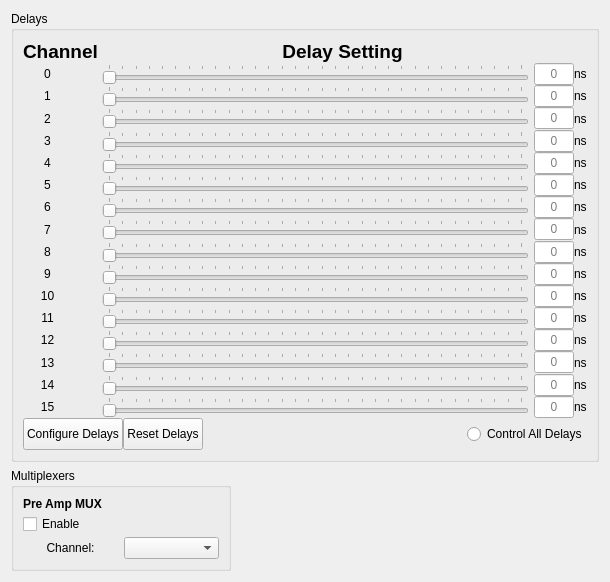
Prince-John/PSDinator-config-software, file src/chipboard_configuration_software/gui/ui_files/chipboard_ui_widget.ui: the form before one commit.
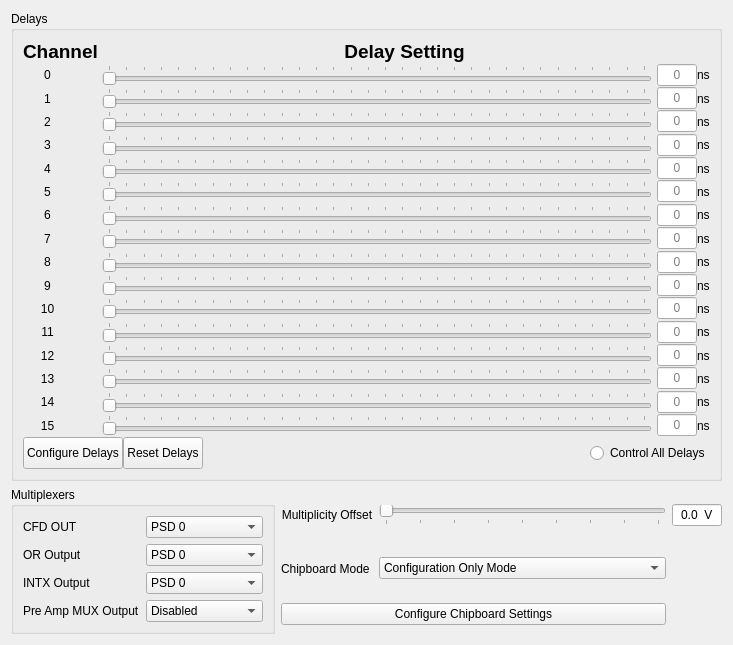
The form after the commit.

Commit message: GUI updated with chipboard multiplexers.

Diff of the .ui file:
```diff
--- a/src/chipboard_configuration_software/gui/ui_files/chipboard_ui_widget.ui
+++ b/src/chipboard_configuration_software/gui/ui_files/chipboard_ui_widget.ui
@@ -6,15 +6,15 @@
    <rect>
     <x>0</x>
     <y>0</y>
-    <width>610</width>
-    <height>582</height>
+    <width>733</width>
+    <height>645</height>
    </rect>
   </property>
   <property name="windowTitle">
    <string>Form</string>
   </property>
-  <layout class="QGridLayout" name="gridLayout_2">
-   <item row="0" column="0">
+  <layout class="QGridLayout" name="gridLayout">
+   <item row="0" column="0" colspan="4">
     <widget class="QGroupBox" name="groupBox_delays">
      <property name="minimumSize">
       <size>
@@ -2307,62 +2307,222 @@
      </layout>
     </widget>
    </item>
-   <item row="1" column="0">
-    <widget class="QGroupBox" name="groupBox_muxs">
-     <property name="maximumSize">
-      <size>
-       <width>220</width>
-       <height>200</height>
-      </size>
-     </property>
+   <item row="1" column="0" rowspan="3">
+    <widget class="QGroupBox" name="groupBox">
      <property name="title">
       <string>Multiplexers</string>
      </property>
-     <layout class="QGridLayout" name="gridLayout">
-      <property name="verticalSpacing">
-       <number>3</number>
-      </property>
-      <item row="0" column="0" colspan="2">
-       <widget class="QLabel" name="label">
-        <property name="maximumSize">
-         <size>
-          <width>16777215</width>
-          <height>21</height>
-         </size>
-        </property>
-        <property name="font">
-         <font>
-          <bold>true</bold>
-         </font>
-        </property>
+     <layout class="QGridLayout" name="gridLayout_2">
+      <item row="1" column="0">
+       <widget class="QLabel" name="label_3">
         <property name="text">
-         <string>Pre Amp MUX</string>
+         <string>OR Output</string>
         </property>
        </widget>
       </item>
-      <item row="1" column="0" colspan="2">
-       <widget class="QCheckBox" name="checkBox_pre_amp_mux">
+      <item row="0" column="0">
+       <widget class="QLabel" name="label_5">
+        <property name="toolTip">
+         <string>This is the CFD pulse generated by the PSD chips it is routed to backplane connector. </string>
+        </property>
         <property name="text">
-         <string>Enable</string>
+         <string>CFD OUT</string>
         </property>
        </widget>
       </item>
       <item row="2" column="0">
-       <widget class="QLabel" name="label_2">
+       <widget class="QLabel" name="label_4">
         <property name="text">
-         <string>Channel:</string>
+         <string>INTX Output</string>
         </property>
-        <property name="alignment">
-         <set>Qt::AlignCenter</set>
+       </widget>
+      </item>
+      <item row="4" column="0">
+       <widget class="QLabel" name="label_6">
+        <property name="text">
+         <string>Pre Amp MUX Output</string>
         </property>
        </widget>
       </item>
-      <item row="2" column="1">
-       <widget class="QComboBox" name="comboBox_pre_amp_mux"/>
+      <item row="4" column="3">
+       <widget class="QComboBox" name="comboBox_pre_amp_mux">
+        <item>
+         <property name="text">
+          <string>Disabled</string>
+         </property>
+        </item>
+       </widget>
+      </item>
+      <item row="2" column="3">
+       <widget class="QComboBox" name="comboBox_intx_mux">
+        <item>
+         <property name="text">
+          <string>PSD 0</string>
+         </property>
+        </item>
+        <item>
+         <property name="text">
+          <string>PSD 1</string>
+         </property>
+        </item>
+       </widget>
+      </item>
+      <item row="1" column="3">
+       <widget class="QComboBox" name="comboBox_or_mux">
+        <item>
+         <property name="text">
+          <string>PSD 0</string>
+         </property>
+        </item>
+        <item>
+         <property name="text">
+          <string>PSD 1</string>
+         </property>
+        </item>
+        <item>
+         <property name="text">
+          <string>CFD</string>
+         </property>
+        </item>
+        <item>
+         <property name="text">
+          <string>PSD 0 or PSD 1</string>
+         </property>
+        </item>
+       </widget>
+      </item>
+      <item row="0" column="3">
+       <widget class="QComboBox" name="comboBox_psd_cfd_mux">
+        <item>
+         <property name="text">
+          <string>PSD 0</string>
+         </property>
+        </item>
+        <item>
+         <property name="text">
+          <string>PSD 1</string>
+         </property>
+        </item>
+       </widget>
       </item>
      </layout>
     </widget>
    </item>
+   <item row="1" column="1">
+    <widget class="QLabel" name="label_psd_auto_veto_dac_2">
+     <property name="toolTip">
+      <string>&lt;html&gt;&lt;head/&gt;&lt;body&gt;&lt;p&gt;&lt;span style=&quot; font-weight:700;&quot;&gt;Auto Veto Time: &lt;/span&gt;&lt;/p&gt;&lt;p&gt;&lt;br/&gt;&lt;/p&gt;&lt;p&gt;Configures the time at which the ASIC auto resets if the &lt;span style=&quot; font-weight:700;&quot;&gt;Veto Reset(Take Event)&lt;/span&gt; signal is not asserted.  &lt;/p&gt;&lt;p&gt;Inversely related to DAC voltage, not linear; Higher Voltage -&amp;gt; Quicker reset.  &lt;/p&gt;&lt;/body&gt;&lt;/html&gt;</string>
+     </property>
+     <property name="text">
+      <string>Multiplicity Offset</string>
+     </property>
+     <property name="alignment">
+      <set>Qt::AlignmentFlag::AlignCenter</set>
+     </property>
+    </widget>
+   </item>
+   <item row="1" column="2">
+    <widget class="QSlider" name="horizontalSlider_multiplicity_offset_dac">
+     <property name="toolTip">
+      <string>Voltage Slider for PSD Delay DAC A</string>
+     </property>
+     <property name="maximum">
+      <number>1023</number>
+     </property>
+     <property name="singleStep">
+      <number>10</number>
+     </property>
+     <property name="pageStep">
+      <number>128</number>
+     </property>
+     <property name="orientation">
+      <enum>Qt::Orientation::Horizontal</enum>
+     </property>
+     <property name="invertedControls">
+      <bool>false</bool>
+     </property>
+     <property name="tickPosition">
+      <enum>QSlider::TickPosition::TicksBelow</enum>
+     </property>
+     <property name="tickInterval">
+      <number>128</number>
+     </property>
+    </widget>
+   </item>
+   <item row="1" column="3">
+    <widget class="QLineEdit" name="text_multiplicity_offset_dac">
+     <property name="sizePolicy">
+      <sizepolicy hsizetype="MinimumExpanding" vsizetype="Fixed">
+       <horstretch>0</horstretch>
+       <verstretch>0</verstretch>
+      </sizepolicy>
+     </property>
+     <property name="minimumSize">
+      <size>
+       <width>21</width>
+       <height>0</height>
+      </size>
+     </property>
+     <property name="maximumSize">
+      <size>
+       <width>50</width>
+       <height>16777215</height>
+      </size>
+     </property>
+     <property name="baseSize">
+      <size>
+       <width>30</width>
+       <height>0</height>
+      </size>
+     </property>
+     <property name="inputMask">
+      <string>0.00 V</string>
+     </property>
+     <property name="text">
+      <string>0.0 V</string>
+     </property>
+     <property name="maxLength">
+      <number>6</number>
+     </property>
+     <property name="cursorPosition">
+      <number>6</number>
+     </property>
+     <property name="alignment">
+      <set>Qt::AlignmentFlag::AlignCenter</set>
+     </property>
+     <property name="clearButtonEnabled">
+      <bool>false</bool>
+     </property>
+    </widget>
+   </item>
+   <item row="2" column="1">
+    <widget class="QLabel" name="label">
+     <property name="text">
+      <string>Chipboard Mode</string>
+     </property>
+    </widget>
+   </item>
+   <item row="2" column="2">
+    <widget class="QComboBox" name="comboBox_chipboard_mode">
+     <item>
+      <property name="text">
+       <string>Configuration Only Mode</string>
+      </property>
+     </item>
+     <item>
+      <property name="text">
+       <string>Acquisition Mode</string>
+      </property>
+     </item>
+    </widget>
+   </item>
+   <item row="3" column="1" colspan="2">
+    <widget class="QPushButton" name="pushButton">
+     <property name="text">
+      <string>Configure Chipboard Settings</string>
+     </property>
+    </widget>
+   </item>
   </layout>
  </widget>
  <resources/>
```
Left out of the diff: 334 changed lines with no effect on the pictures. The commit also changes 9 other files.
